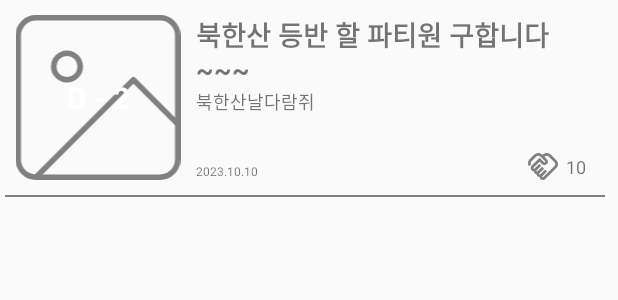
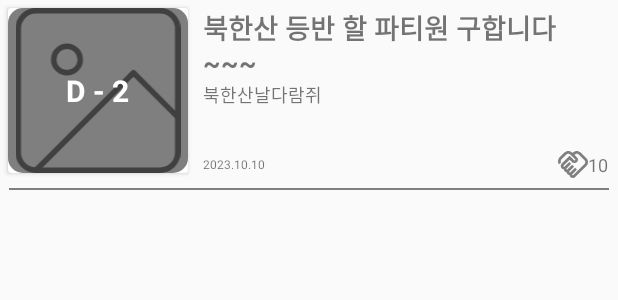
Before and after one commit to palzo/sandamso, an Android app: the layout community_page_item.xml on its own in the app's theme, with its tools: preview values and no code run, on a phone screen of 412 x 824 dp. Shown: the top 300 px of the screen. Run offline under Robolectric (Android 15) with nearby library versions, the phone set to English and light mode, and no system bars.

Commit message:
[DESIGN] : 🎨: community_page_item의 이미지 수정

```diff
--- /dev/null
+++ b/app/src/main/res/drawable/community_page_item_opercity.xml
@@ -0,0 +1,6 @@
+<?xml version="1.0" encoding="utf-8"?>
+<shape xmlns:android="http://schemas.android.com/apk/res/android">
+    <solid android:color="#80000000"/>
+    <corners android:radius="10dp"/>
+
+</shape>
--- a/app/src/main/res/layout/community_page_item.xml
+++ b/app/src/main/res/layout/community_page_item.xml
@@ -5,28 +5,52 @@
     android:layout_width="match_parent"
     android:layout_height="match_parent">
 
-    <ImageView
-        android:id="@+id/community_item_iv_image"
+
+    <androidx.cardview.widget.CardView
+        android:id="@+id/community_page_cv_cardview"
         android:layout_width="120dp"
         android:layout_height="110dp"
         android:layout_marginStart="5dp"
-        android:layout_marginTop="10dp"
+        android:layout_marginTop="5dp"
         app:layout_constraintStart_toStartOf="parent"
-        app:layout_constraintTop_toTopOf="parent"
-        app:srcCompat="@drawable/ic_gallery2" />
+        app:layout_constraintTop_toTopOf="parent">
+
+        <ImageView
+            android:id="@+id/community_item_iv_image"
+            android:layout_width="120dp"
+            android:layout_height="110dp"
+            app:srcCompat="@drawable/ic_gallery2" />
+
+        <View
+            android:id="@+id/view5"
+            android:layout_width="120dp"
+            android:layout_height="110dp"
+            android:background="@drawable/community_page_item_opercity" />
+
+        <TextView
+            android:id="@+id/community_item_tv_dday"
+            android:layout_width="wrap_content"
+            android:layout_height="wrap_content"
+            android:text="D - 2"
+            android:textColor="@color/white"
+            android:textSize="20sp"
+            android:textStyle="bold"
+            android:layout_gravity="center"/>
+
+    </androidx.cardview.widget.CardView>
 
     <TextView
         android:id="@+id/community_item_tv_title"
         android:layout_width="270dp"
         android:layout_height="wrap_content"
-        android:layout_marginStart="5dp"
+        android:layout_marginStart="10dp"
         android:ellipsize="end"
         android:maxLines="2"
         android:text="북한산 등반 할 파티원 구합니다~~~"
         android:textSize="18sp"
         android:textStyle="bold"
-        app:layout_constraintStart_toEndOf="@+id/community_item_iv_image"
-        app:layout_constraintTop_toTopOf="@+id/community_item_iv_image" />
+        app:layout_constraintStart_toEndOf="@+id/community_page_cv_cardview"
+        app:layout_constraintTop_toTopOf="@+id/community_page_cv_cardview" />
 
     <TextView
         android:id="@+id/community_item_tv_nickname"
@@ -43,41 +67,27 @@
         android:layout_height="wrap_content"
         android:text="2023.10.10"
         android:textSize="8sp"
-        app:layout_constraintBottom_toBottomOf="@+id/community_item_iv_image"
+        app:layout_constraintBottom_toBottomOf="@+id/community_page_cv_cardview"
         app:layout_constraintStart_toStartOf="@+id/community_item_tv_nickname" />
 
     <ImageView
         android:id="@+id/community_item_iv_like"
         android:layout_width="wrap_content"
         android:layout_height="wrap_content"
-        android:layout_marginEnd="5dp"
-        app:layout_constraintBottom_toBottomOf="@+id/community_item_tv_date"
+        app:layout_constraintBottom_toBottomOf="@+id/community_item_tv_like_amount"
         app:layout_constraintEnd_toStartOf="@+id/community_item_tv_like_amount"
+        app:layout_constraintTop_toTopOf="@+id/community_item_tv_like_amount"
         app:srcCompat="@drawable/ic_handshake" />
 
     <TextView
         android:id="@+id/community_item_tv_like_amount"
         android:layout_width="wrap_content"
         android:layout_height="wrap_content"
-        android:layout_marginEnd="10dp"
         android:text="10"
         android:textSize="12sp"
-        app:layout_constraintBottom_toBottomOf="@+id/community_item_iv_like"
+        app:layout_constraintBottom_toBottomOf="@+id/community_item_tv_date"
         app:layout_constraintEnd_toEndOf="@+id/community_item_tv_title"
-        app:layout_constraintTop_toTopOf="@+id/community_item_iv_like" />
-
-    <TextView
-        android:id="@+id/community_item_tv_dday"
-        android:layout_width="wrap_content"
-        android:layout_height="wrap_content"
-        android:text="D - 2"
-        android:textColor="@color/white"
-        android:textSize="20sp"
-        android:textStyle="bold"
-        app:layout_constraintBottom_toBottomOf="@+id/community_item_iv_image"
-        app:layout_constraintEnd_toEndOf="@+id/community_item_iv_image"
-        app:layout_constraintStart_toStartOf="@+id/community_item_iv_image"
-        app:layout_constraintTop_toTopOf="@+id/community_item_iv_image" />
+        app:layout_constraintTop_toTopOf="@+id/community_item_tv_date" />
 
     <View
         android:id="@+id/view"
@@ -85,7 +95,8 @@
         android:layout_height="1dp"
         android:layout_marginTop="10dp"
         android:background="@color/dark_grey"
-        app:layout_constraintEnd_toEndOf="@+id/community_item_tv_title"
-        app:layout_constraintStart_toStartOf="@+id/community_item_iv_image"
-        app:layout_constraintTop_toBottomOf="@+id/community_item_tv_date" />
+        app:layout_constraintEnd_toEndOf="parent"
+        app:layout_constraintStart_toStartOf="parent"
+        app:layout_constraintTop_toBottomOf="@+id/community_page_cv_cardview" />
+
 </androidx.constraintlayout.widget.ConstraintLayout>
```
